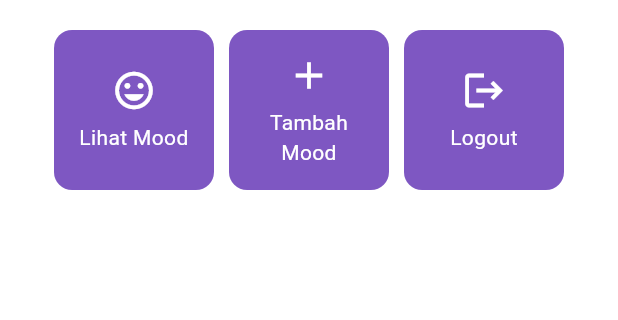
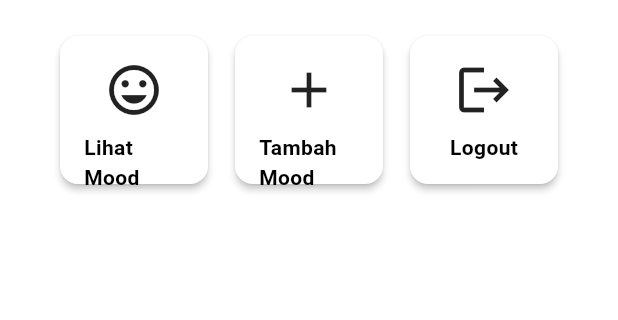
Before and after one commit to NisrinaK/mental-health-tracker-mobile, a Flutter app: the screen it shows after launch, on a phone screen of 412 x 824 dp, the part 387-707 px from its top. Run offline on Flutter 3.47's test engine with Material 3 defaults, Android fonts, the phone set to English and light mode, and no system bars.

Commit message:
Tutor 6 SELESAI

```diff
--- a/lib/main.dart
+++ b/lib/main.dart
@@ -8,87 +8,16 @@ void main() {
 class MyApp extends StatelessWidget {
   const MyApp({super.key});
 
-  // This widget is the root of your application.
   @override
   Widget build(BuildContext context) {
     return MaterialApp(
-      title: 'Flutter Demo',
+      title: 'Mental Health Tracker',
       theme: ThemeData(
-        // This is the theme of your application.
-        //
-        // TRY THIS: Try running your application with "flutter run". You'll see
-        // the application has a purple toolbar. Then, without quitting the app,
-        // try changing the seedColor in the colorScheme below to Colors.green
-        // and then invoke "hot reload" (save your changes or press the "hot
-        // reload" button in a Flutter-supported IDE, or press "r" if you used
-        // the command line to start the app).
-        //
-        // Notice that the counter didn't reset back to zero; the application
-        // state is not lost during the reload. To reset the state, use hot
-        // restart instead.
-        //
-        // This works for code too, not just values: Most code changes can be
-        // tested with just a hot reload.
-         colorScheme: ColorScheme.fromSwatch(
-               primarySwatch: Colors.deepPurple,
-         ).copyWith(secondary: Colors.deepPurple[400]),
+        colorScheme: ColorScheme.fromSwatch(
+          primarySwatch: Colors.deepPurple,
+        ).copyWith(secondary: Colors.deepPurple[400]),
       ),
-      home: const MyHomePage(),
+      home: MyHomePage(), // Menunjuk ke MyHomePage
     );
   }
 }
-
-  @override
-  Widget build(BuildContext context) {
-    // This method is rerun every time setState is called, for instance as done
-    // by the _incrementCounter method above.
-    //
-    // The Flutter framework has been optimized to make rerunning build methods
-    // fast, so that you can just rebuild anything that needs updating rather
-    // than having to individually change instances of widgets.
-    return Scaffold(
-      appBar: AppBar(
-        // TRY THIS: Try changing the color here to a specific color (to
-        // Colors.amber, perhaps?) and trigger a hot reload to see the AppBar
-        // change color while the other colors stay the same.
-        backgroundColor: Theme.of(context).colorScheme.inversePrimary,
-        // Here we take the value from the MyHomePage object that was created by
-        // the App.build method, and use it to set our appbar title.
-        title: Text(widget.title),
-      ),
-      body: Center(
-        // Center is a layout widget. It takes a single child and positions it
-        // in the middle of the parent.
-        child: Column(
-          // Column is also a layout widget. It takes a list of children and
-          // arranges them vertically. By default, it sizes itself to fit its
-          // children horizontally, and tries to be as tall as its parent.
-          //
-          // Column has various properties to control how it sizes itself and
-          // how it positions its children. Here we use mainAxisAlignment to
-          // center the children vertically; the main axis here is the vertical
-          // axis because Columns are vertical (the cross axis would be
-          // horizontal).
-          //
-          // TRY THIS: Invoke "debug painting" (choose the "Toggle Debug Paint"
-          // action in the IDE, or press "p" in the console), to see the
-          // wireframe for each widget.
-          mainAxisAlignment: MainAxisAlignment.center,
-          children: <Widget>[
-            const Text(
-              'You have pushed the button this many times:',
-            ),
-            Text(
-              '$_counter',
-              style: Theme.of(context).textTheme.headlineMedium,
-            ),
-          ],
-        ),
-      ),
-      floatingActionButton: FloatingActionButton(
-        onPressed: _incrementCounter,
-        tooltip: 'Increment',
-        child: const Icon(Icons.add),
-      ), // This trailing comma makes auto-formatting nicer for build methods.
-    );
-  }
--- a/lib/menu.dart
+++ b/lib/menu.dart
@@ -1,10 +1,81 @@
 import 'package:flutter/material.dart';
 
+class ItemHomepage {
+  final String name; // Nama tombol
+  final IconData icon; // Ikon tombol
+
+  ItemHomepage(this.name, this.icon); // Konstruktor
+}
+
+class InfoCard extends StatelessWidget {
+  final String title; // Judul kartu
+  final String content; // Isi kartu
+
+  const InfoCard({super.key, required this.title, required this.content});
+
+  @override
+  Widget build(BuildContext context) {
+    return Card(
+      elevation: 2.0,
+      child: Container(
+        width: MediaQuery.of(context).size.width / 3.5,
+        padding: const EdgeInsets.all(16.0),
+        child: Column(
+          children: [
+            Text(
+              title,
+              style: const TextStyle(fontWeight: FontWeight.bold),
+            ),
+            const SizedBox(height: 8.0),
+            Text(content),
+          ],
+        ),
+      ),
+    );
+  }
+}
+
+class ItemCard extends StatelessWidget {
+  final ItemHomepage item; // ItemHomepage yang akan ditampilkan
+
+  const ItemCard(this.item, {super.key});
+
+  @override
+  Widget build(BuildContext context) {
+    return Card(
+      elevation: 2.0,
+      child: InkWell(
+        onTap: () {
+          // Logika untuk menanggapi klik
+          print("${item.name} pressed");
+        },
+        child: Container(
+          padding: const EdgeInsets.all(16.0),
+          child: Column(
+            mainAxisAlignment: MainAxisAlignment.center,
+            children: [
+              Icon(item.icon, size: 40.0), // Menampilkan ikon
+              const SizedBox(height: 8.0),
+              Text(
+                item.name,
+                style: const TextStyle(fontWeight: FontWeight.bold),
+              ),
+            ],
+          ),
+        ),
+      ),
+    );
+  }
+}
+
 class MyHomePage extends StatelessWidget {
+  MyHomePage({super.key});
+
   final String npm = '2306275456'; // NPM
   final String name = 'Nisrina Kamilya Nisyya'; // Nama
   final String className = 'PBP A'; // Kelas
 
+  // Daftar item untuk tombol-tombol di halaman
   final List<ItemHomepage> items = [
     ItemHomepage("Lihat Mood", Icons.mood),
     ItemHomepage("Tambah Mood", Icons.add),
@@ -52,7 +123,6 @@ class MyHomePage extends StatelessWidget {
             Center(
               child: Column(
                 // Menyusun teks dan grid item secara vertikal.
-
                 children: [
                   // Menampilkan teks sambutan dengan gaya tebal dan ukuran 18.
                   const Padding(
@@ -90,96 +160,3 @@ class MyHomePage extends StatelessWidget {
     );
   }
 }
-
-class InfoCard extends StatelessWidget {
-  // Kartu informasi yang menampilkan title dan content.
-
-  final String title;  // Judul kartu.
-  final String content;  // Isi kartu.
-
-  const InfoCard({super.key, required this.title, required this.content});
-
-  @override
-  Widget build(BuildContext context) {
-    return Card(
-      // Membuat kotak kartu dengan bayangan dibawahnya.
-      elevation: 2.0,
-      child: Container(
-        // Mengatur ukuran dan jarak di dalam kartu.
-        width: MediaQuery.of(context).size.width / 3.5, // menyesuaikan dengan lebar device yang digunakan.
-        padding: const EdgeInsets.all(16.0),
-        // Menyusun title dan content secara vertikal.
-        child: Column(
-          children: [
-            Text(
-              title,
-              style: const TextStyle(fontWeight: FontWeight.bold),
-            ),
-            const SizedBox(height: 8.0),
-            Text(content),
-          ],
-        ),
-      ),
-    );
-  }
-}
-
- class ItemHomepage {
-     final String name;
-     final IconData icon;
-
-     ItemHomepage(this.name, this.icon);
- }
-
- class ItemCard extends StatelessWidget {
-   // Menampilkan kartu dengan ikon dan nama.
-
-   final ItemHomepage item;
-
-   const ItemCard(this.item, {super.key});
-
-   @override
-   Widget build(BuildContext context) {
-     return Material(
-       // Menentukan warna latar belakang dari tema aplikasi.
-       color: Theme.of(context).colorScheme.secondary,
-       // Membuat sudut kartu melengkung.
-       borderRadius: BorderRadius.circular(12),
-
-       child: InkWell(
-         // Aksi ketika kartu ditekan.
-         onTap: () {
-           // Menampilkan pesan SnackBar saat kartu ditekan.
-           ScaffoldMessenger.of(context)
-             ..hideCurrentSnackBar()
-             ..showSnackBar(
-               SnackBar(content: Text("Kamu telah menekan tombol ${item.name}!"))
-             );
-         },
-         // Container untuk menyimpan Icon dan Text
-         child: Container(
-           padding: const EdgeInsets.all(8),
-           child: Center(
-             child: Column(
-               // Menyusun ikon dan teks di tengah kartu.
-               mainAxisAlignment: MainAxisAlignment.center,
-               children: [
-                 Icon(
-                   item.icon,
-                   color: Colors.white,
-                   size: 30.0,
-                 ),
-                 const Padding(padding: EdgeInsets.all(3)),
-                 Text(
-                   item.name,
-                   textAlign: TextAlign.center,
-                   style: const TextStyle(color: Colors.white),
-                 ),
-               ],
-             ),
-           ),
-         ),
-       ),
-     );
-   }
- }
```
Lines whose indentation alone changed are shown as unchanged.
